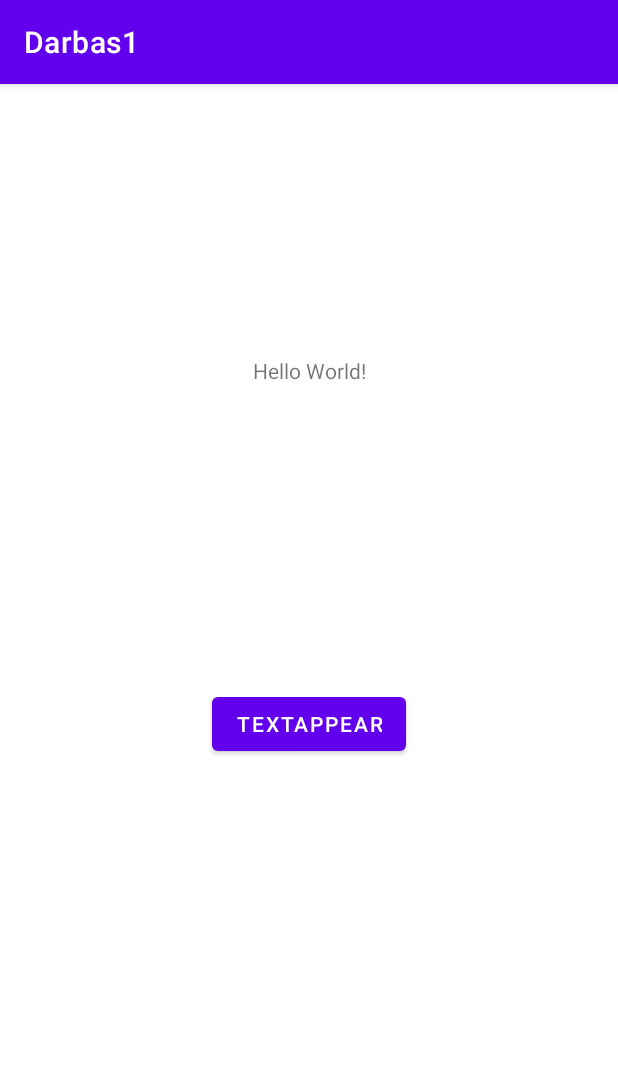
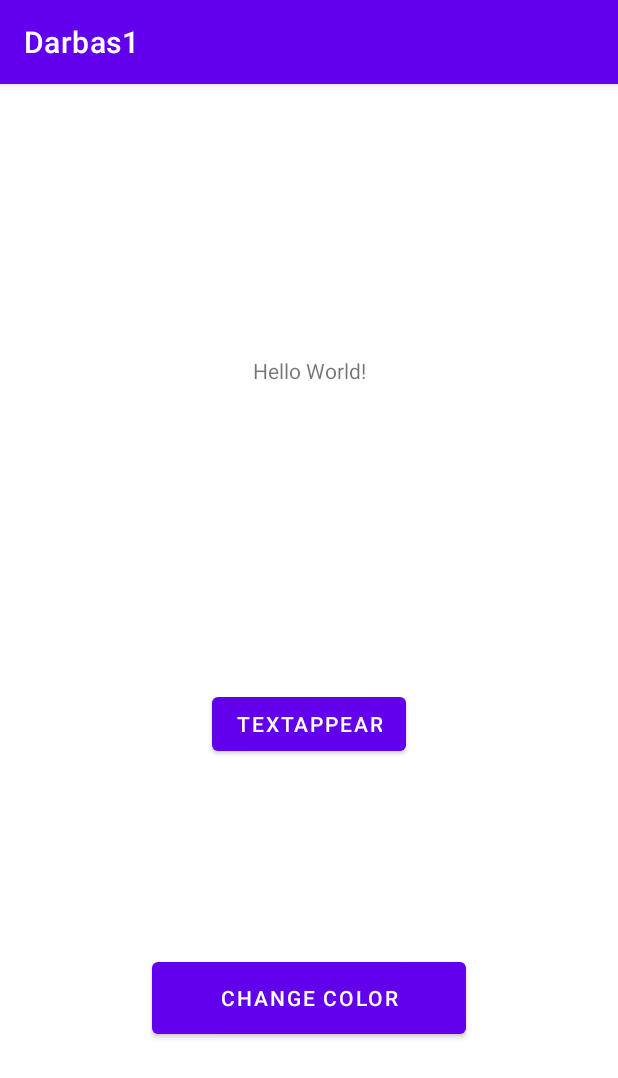
Before and after one commit to rytuks1337/Darbas1, an Android app: the screen it shows after launch (MainActivity), on a phone screen of 412 x 824 dp. Shown: the top 1078 px of the screen. Run offline under Robolectric (Android 15) with nearby library versions, the phone set to English and light mode, and no system bars.

Commit message:
Added a button, that changes the color of text to red

```diff
--- a/app/src/main/java/com/example/darbas1/MainActivity.java
+++ b/app/src/main/java/com/example/darbas1/MainActivity.java
@@ -2,9 +2,11 @@ package com.example.darbas1;
 
 import androidx.appcompat.app.AppCompatActivity;
 
+import android.graphics.Color;
 import android.os.Bundle;
 import android.view.View;
 import android.widget.Button;
+import android.widget.TextView;
 import android.widget.Toast;
 
 public class MainActivity extends AppCompatActivity {
@@ -15,6 +17,8 @@ public class MainActivity extends AppCompatActivity {
         setContentView(R.layout.activity_main);
 
         Button btn = findViewById(R.id.buttonAppear);
+        Button btncolor = findViewById(R.id.buttonColor);
+        TextView text = findViewById(R.id.textView);
 
         btn.setOnClickListener(new View.OnClickListener() {
             @Override
@@ -22,6 +26,12 @@ public class MainActivity extends AppCompatActivity {
                 Toast.makeText(getApplicationContext(), "The Button Has Been Clicked", Toast.LENGTH_LONG).show();
             }
         });
+        btncolor.setOnClickListener(new View.OnClickListener() {
+            @Override
+            public void onClick(View view) {
+                text.setTextColor(Color.rgb(100,0,0));
+            }
+        });
 
     }
 
--- a/app/src/main/res/layout/activity_main.xml
+++ b/app/src/main/res/layout/activity_main.xml
@@ -28,4 +28,15 @@
         app:layout_constraintTop_toBottomOf="@+id/textView"
         app:layout_constraintVertical_bias="0.389" />
 
+    <Button
+        android:id="@+id/buttonColor"
+        android:layout_width="209dp"
+        android:layout_height="60dp"
+        android:text="Change Color"
+        app:layout_constraintBottom_toBottomOf="parent"
+        app:layout_constraintEnd_toEndOf="parent"
+        app:layout_constraintHorizontal_bias="0.5"
+        app:layout_constraintStart_toStartOf="parent"
+        app:layout_constraintTop_toBottomOf="@+id/buttonAppear" />
+
 </androidx.constraintlayout.widget.ConstraintLayout>
```
